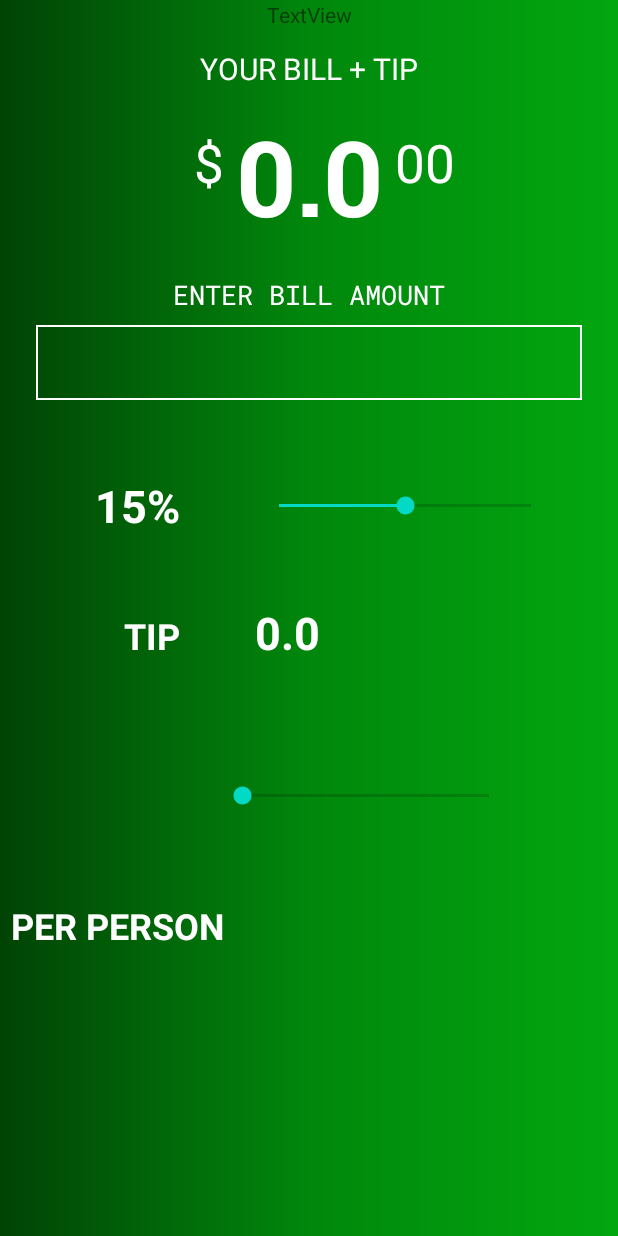
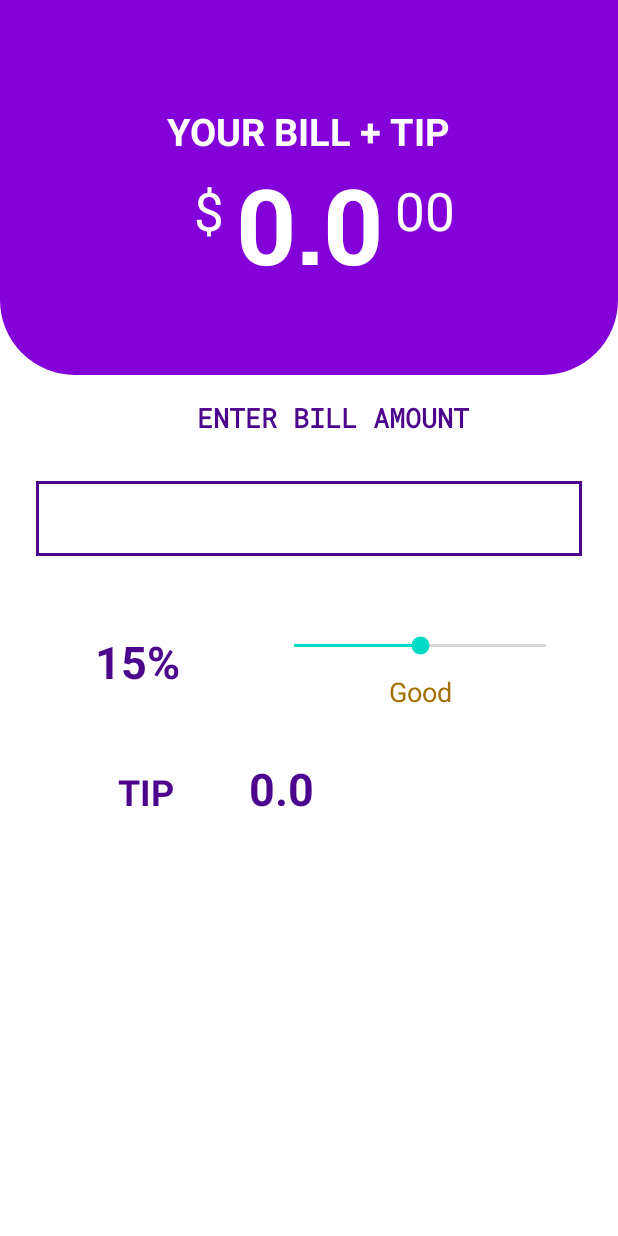
Before and after one commit to DivineUgorji/TipCalculator, an Android app: the screen it shows after launch (MainActivity), on a phone screen of 412 x 824 dp. Run offline under Robolectric (Android 15) with nearby library versions, the phone set to English and light mode, and no system bars; Roboto replaces fonts that are not available here.

Commit message:
Improved the user interface

```diff
--- a/app/build.gradle
+++ b/app/build.gradle
@@ -30,6 +30,7 @@ dependencies {
     implementation 'androidx.core:core-ktx:1.3.2'
     implementation 'androidx.appcompat:appcompat:1.2.0'
     implementation 'androidx.constraintlayout:constraintlayout:2.0.2'
+    implementation 'androidx.cardview:cardview:1.0.0'
     testImplementation 'junit:junit:4.12'
     androidTestImplementation 'androidx.test.ext:junit:1.1.2'
     androidTestImplementation 'androidx.test.espresso:espresso-core:3.3.0'
--- a/app/src/main/java/com/example/tipcalculator/MainActivity.kt
+++ b/app/src/main/java/com/example/tipcalculator/MainActivity.kt
@@ -1,17 +1,18 @@
 package com.example.tipcalculator
 
+import android.animation.ArgbEvaluator
 import android.os.Bundle
 import android.text.Editable
 import android.text.TextWatcher
 import android.view.View
 import android.widget.SeekBar
 import androidx.appcompat.app.AppCompatActivity
+import androidx.core.content.ContextCompat
 import kotlinx.android.synthetic.main.activity_main.*
 
 private const val INITIAL_TIP_PERCENT = 15
 private const val DEFAULT_TOTAL_AMOUNT = 0.00
 private const val DEFAULT_TIP_AMOUNT = 0.00
-private const val DEFAULT_SPLIT_VALUE = 2
 
 class MainActivity : AppCompatActivity() {
 
@@ -22,9 +23,9 @@ class MainActivity : AppCompatActivity() {
 
         seekBarTip.progress = INITIAL_TIP_PERCENT
         tvTipPercent.text = "$INITIAL_TIP_PERCENT%"
+        updateTipDescription(INITIAL_TIP_PERCENT)
         tvTotalAmount.text = DEFAULT_TOTAL_AMOUNT.toString()
         tvTipAmount.text = DEFAULT_TIP_AMOUNT.toString()
-        seekBarSplit.progress = DEFAULT_SPLIT_VALUE
 
         seekBarTip.setOnSeekBarChangeListener(object: SeekBar.OnSeekBarChangeListener{
 
@@ -49,32 +50,23 @@ class MainActivity : AppCompatActivity() {
             override fun onTextChanged(p0: CharSequence?, p1: Int, p2: Int, p3: Int) {}
         })
 
-
-        seekBarSplit.setOnSeekBarChangeListener(object: SeekBar.OnSeekBarChangeListener{
-
-            override fun onProgressChanged(p0: SeekBar?, progress: Int, p2: Boolean) {
-                tvSplitResult.text = "$progress"
-
-            }
-
-            override fun onStartTrackingTouch(p0: SeekBar?) {}
-
-            override fun onStopTrackingTouch(p0: SeekBar?) {}
-        })
-
     }
 
     private fun updateTipDescription(tipPercent: Int) {
         val tipDescription: String
         when(tipPercent){
-          in 1..9 -> tipDescription = "Poor"
+          in 0..9 -> tipDescription = "Poor"
             in 9..14 -> tipDescription = "Acceptable"
             in 14..19 ->tipDescription = "Good"
             in 19..24 ->tipDescription = "Great"
             else -> tipDescription = "Amazing"
+        }
+        tvTipDescription.text = tipDescription
+        val color = ArgbEvaluator().evaluate(tipPercent.toFloat() / seekBarTip.max,
+            ContextCompat.getColor(this,R.color.worstTip), ContextCompat.getColor(this, R.color.bestTip)
+        )as Int
 
-        }
-
+        tvTipDescription.setTextColor(color)
     }
 
     private fun computeTipAndTotal() {
@@ -86,7 +78,7 @@ class MainActivity : AppCompatActivity() {
         val baseAmount = etBase.text.toString().toDouble()
         val tipPercent = seekBarTip.progress
         val tipAmount  = baseAmount * tipPercent / 100
-        val totalAmount = baseAmount + tipPercent
+        val totalAmount = baseAmount + tipAmount
 
 
         tvTipAmount.text = "%.2f".format(tipAmount)
--- /dev/null
+++ b/app/src/main/res/drawable/bg_header.xml
@@ -0,0 +1,8 @@
+<?xml version="1.0" encoding="utf-8"?>
+<shape xmlns:android="http://schemas.android.com/apk/res/android" android:shape="rectangle">
+
+    <solid android:color="#8300d8"/>
+
+    <corners android:bottomLeftRadius="50dp"
+        android:bottomRightRadius="50dp"/>
+</shape>
--- a/app/src/main/res/drawable/et_design.xml
+++ b/app/src/main/res/drawable/et_design.xml
@@ -1,7 +1,9 @@
 <?xml version="1.0" encoding="utf-8"?>
-<shape xmlns:android="http://schemas.android.com/apk/res/android" android:shape="rectangle">
+<shape
+    xmlns:android="http://schemas.android.com/apk/res/android" android:shape="rectangle">
 
-    <stroke
-        android:color="@android:color/white" android:width="1dp"/>
+    <stroke android:color="#4c048c"
+        android:width="2dp"/>
+
 
 </shape>
--- a/app/src/main/res/layout/activity_main.xml
+++ b/app/src/main/res/layout/activity_main.xml
@@ -4,19 +4,30 @@
     xmlns:tools="http://schemas.android.com/tools"
     android:layout_width="match_parent"
     android:layout_height="match_parent"
-    android:background="@drawable/main_background"
+    android:background="@android:color/white"
     tools:context=".MainActivity">
+
+
+    <View
+        android:id="@+id/conten_view"
+        android:layout_width="match_parent"
+        android:layout_height="250dp"
+        android:background="@drawable/bg_header"
+        app:layout_constraintEnd_toEndOf="parent"
+        app:layout_constraintStart_toStartOf="parent"
+        app:layout_constraintTop_toTopOf="parent" />
 
     <TextView
         android:id="@+id/textView4"
         android:layout_width="wrap_content"
         android:layout_height="wrap_content"
-        android:layout_marginTop="32dp"
+        android:layout_marginTop="70dp"
         android:fontFamily="@font/roboto"
         android:text="YOUR BILL + TIP"
         android:textAppearance="@style/TextAppearance.AppCompat.Medium"
         android:textColor="#FFFFFF"
-        android:textSize="20sp"
+        android:textSize="25sp"
+        android:textStyle="bold"
         app:layout_constraintEnd_toEndOf="parent"
         app:layout_constraintStart_toStartOf="parent"
         app:layout_constraintTop_toTopOf="parent" />
@@ -33,7 +44,6 @@
             android:textSize="35sp"
             app:layout_constraintBottom_toTopOf="@+id/guideline2"
             app:layout_constraintEnd_toStartOf="@+id/tvTotalAmount" />
-
 
 
         <TextView
@@ -68,19 +78,21 @@
         android:layout_width="wrap_content"
         android:layout_height="wrap_content"
         android:orientation="horizontal"
-        app:layout_constraintGuide_begin="164dp" />
+        app:layout_constraintGuide_begin="196dp" />
 
 
     <TextView
         android:id="@+id/textView5"
         android:layout_width="wrap_content"
         android:layout_height="wrap_content"
-        android:layout_marginTop="20dp"
+        android:layout_marginTop="70dp"
         android:fontFamily="@font/roboto_mono"
         android:text="ENTER BILL AMOUNT"
         android:textAppearance="@style/TextAppearance.AppCompat.Medium"
-        android:textColor="#FFFFFF"
+        android:textColor="	#4c048c"
+        android:textStyle="bold"
         app:layout_constraintEnd_toEndOf="@+id/etBase"
+        app:layout_constraintHorizontal_bias="0.587"
         app:layout_constraintStart_toStartOf="@+id/etBase"
         app:layout_constraintTop_toTopOf="@+id/guideline2" />
 
@@ -89,19 +101,19 @@
         android:layout_width="0dp"
         android:layout_height="50dp"
         android:layout_marginStart="24dp"
-        android:layout_marginTop="8dp"
+        android:layout_marginTop="30dp"
         android:layout_marginEnd="24dp"
         android:background="@drawable/et_design"
         android:ems="10"
         android:foregroundGravity="center"
         android:gravity="center_horizontal"
         android:inputType="numberDecimal"
-        android:textColor="#FFFFFF"
+        android:textColor="	#4c048c"
         android:textColorHint="#FFFFFF"
         android:textSize="30sp"
         android:textStyle="bold"
         app:layout_constraintEnd_toEndOf="parent"
-        app:layout_constraintHorizontal_bias="0.502"
+        app:layout_constraintHorizontal_bias="1.0"
         app:layout_constraintStart_toStartOf="parent"
         app:layout_constraintTop_toBottomOf="@+id/textView5" />
 
@@ -111,7 +123,7 @@
         android:layout_height="wrap_content"
         android:layout_marginTop="50dp"
         android:layout_marginEnd="268dp"
-        android:textColor="@android:color/background_light"
+        android:textColor="	#4c048c"
         android:textSize="30sp"
         android:textStyle="bold"
         app:layout_constraintEnd_toEndOf="@+id/etBase"
@@ -122,33 +134,35 @@
         android:id="@+id/seekBarTip"
         android:layout_width="200dp"
         android:layout_height="20dp"
-        android:layout_marginStart="50dp"
+        android:layout_marginStart="60dp"
         android:max="30"
         app:layout_constraintBottom_toBottomOf="@+id/tvTipPercent"
         app:layout_constraintStart_toEndOf="@+id/tvTipPercent"
-        app:layout_constraintTop_toTopOf="@+id/tvTipPercent" />
+        app:layout_constraintTop_toTopOf="@+id/tvTipPercent"
+        app:layout_constraintVertical_bias="0.0" />
 
     <TextView
         android:id="@+id/tipLabel"
         android:layout_width="wrap_content"
         android:layout_height="wrap_content"
         android:layout_marginTop="50dp"
+        android:layout_marginEnd="4dp"
         android:text="TIP"
         android:textAppearance="@style/TextAppearance.AppCompat.Large"
-        android:textColor="#FFFFFF"
+        android:textColor="	#4c048c"
         android:textSize="24sp"
         android:textStyle="bold"
         app:layout_constraintEnd_toEndOf="@+id/tvTipPercent"
         app:layout_constraintTop_toBottomOf="@+id/tvTipPercent" />
 
     <TextView
-        android:inputType="numberDecimal"
         android:id="@+id/tvTipAmount"
         android:layout_width="wrap_content"
         android:layout_height="wrap_content"
         android:layout_marginStart="50dp"
+        android:inputType="numberDecimal"
         android:textAppearance="@style/TextAppearance.AppCompat.Large"
-        android:textColor="#FFFFFF"
+        android:textColor="	#4c048c"
         android:textSize="30sp"
         android:textStyle="bold"
         app:layout_constraintBaseline_toBaselineOf="@+id/tipLabel"
@@ -156,64 +170,16 @@
         tools:text="3.91" />
 
     <TextView
-        android:id="@+id/tvSplit"
+        android:id="@+id/tvTipDescription"
         android:layout_width="wrap_content"
         android:layout_height="wrap_content"
-        android:layout_marginStart="64dp"
-        android:layout_marginTop="68dp"
-        android:textColor="#FFFFFF"
-        android:textSize="24sp"
-        android:textStyle="bold"
-        app:layout_constraintEnd_toEndOf="@+id/tipLabel"
-        app:layout_constraintStart_toStartOf="parent"
-        app:layout_constraintTop_toBottomOf="@+id/tipLabel"
-        tools:text="SPLIT BY 2" />
-
-    <SeekBar
-        android:id="@+id/seekBarSplit"
-        android:layout_width="200dp"
-        android:layout_height="20dp"
-        android:layout_marginStart="50dp"
-        app:layout_constraintBottom_toBottomOf="@+id/tvSplit"
-        app:layout_constraintStart_toEndOf="@+id/tvSplit"
-        app:layout_constraintTop_toTopOf="@+id/tvSplit"
-        app:layout_constraintVertical_bias="1.0" />
-
-    <TextView
-        android:id="@+id/tvSpliLabel"
-        android:layout_width="wrap_content"
-        android:layout_height="wrap_content"
-        android:layout_marginStart="64dp"
-        android:layout_marginTop="60dp"
-        android:text="PER PERSON"
-        android:textColor="#FFFFFF"
-        android:textSize="24sp"
-        android:textStyle="bold"
-        app:layout_constraintEnd_toEndOf="@+id/tvSplit"
-        app:layout_constraintStart_toStartOf="parent"
-        app:layout_constraintTop_toBottomOf="@+id/tvSplit" />
-
-    <TextView
-        android:id="@+id/tvSplitResult"
-        android:layout_width="wrap_content"
-        android:layout_height="wrap_content"
-        android:layout_marginStart="50dp"
-        android:textColor="#FFFFFF"
-        android:textSize="30sp"
-        android:textStyle="bold"
-        app:layout_constraintBottom_toBottomOf="@+id/tvSpliLabel"
-        app:layout_constraintStart_toEndOf="@+id/tvSpliLabel"
-        app:layout_constraintTop_toTopOf="@+id/tvSpliLabel"
-        tools:text="9.20" />
-
-    <TextView
-        android:id="@+id/addon"
-        android:layout_width="wrap_content"
-        android:layout_height="wrap_content"
-        android:text="TextView"
-        app:layout_constraintEnd_toEndOf="parent"
-        app:layout_constraintStart_toStartOf="parent"
-        tools:layout_editor_absoluteY="661dp" />
+        android:layout_marginTop="8dp"
+        android:text="Acceptable"
+        android:textColor="	#4c048c"
+        android:textSize="18sp"
+        app:layout_constraintEnd_toEndOf="@+id/seekBarTip"
+        app:layout_constraintStart_toStartOf="@+id/seekBarTip"
+        app:layout_constraintTop_toBottomOf="@+id/seekBarTip" />
 
 
 </androidx.constraintlayout.widget.ConstraintLayout>
--- a/app/src/main/res/values/colors.xml
+++ b/app/src/main/res/values/colors.xml
@@ -4,5 +4,9 @@
     <color name="colorPrimary">#6200EE</color>
     <color name="colorPrimaryDark">#3700B3</color>
     <color name="colorAccent">#03DAC5</color>
+    <color name="worstTip">@android:color/holo_red_dark</color>
+    <color name="bestTip">@android:color/holo_green_dark</color>
+    <color name="et_design_color">#8300d8</color>
+
 
 </resources>
```
Lines whose indentation alone changed are shown as unchanged.
